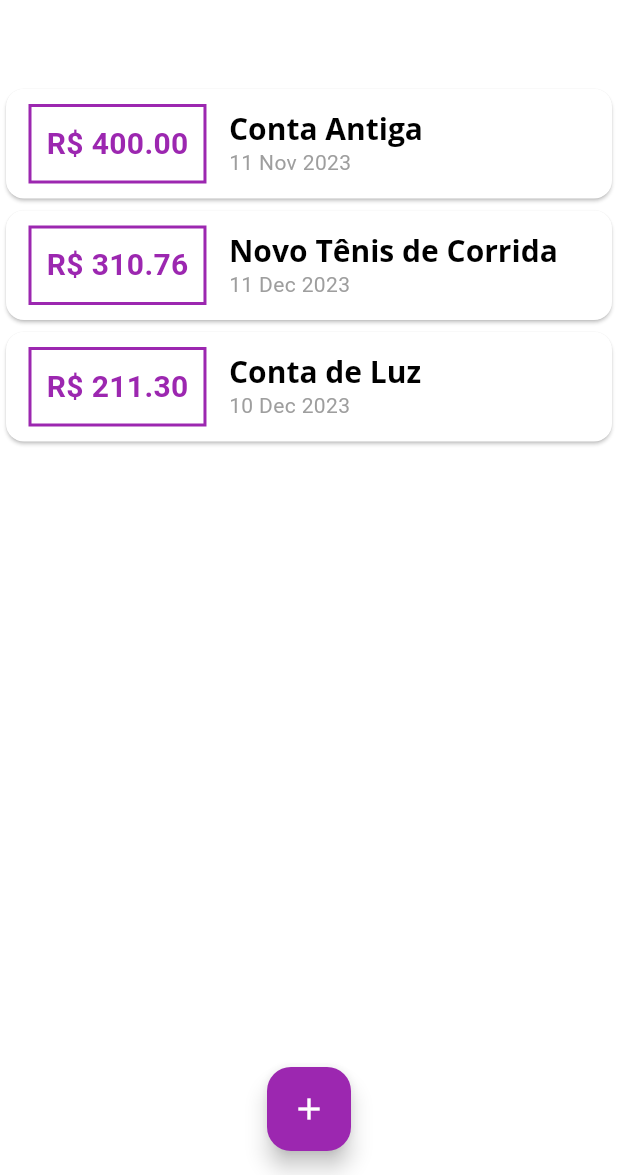
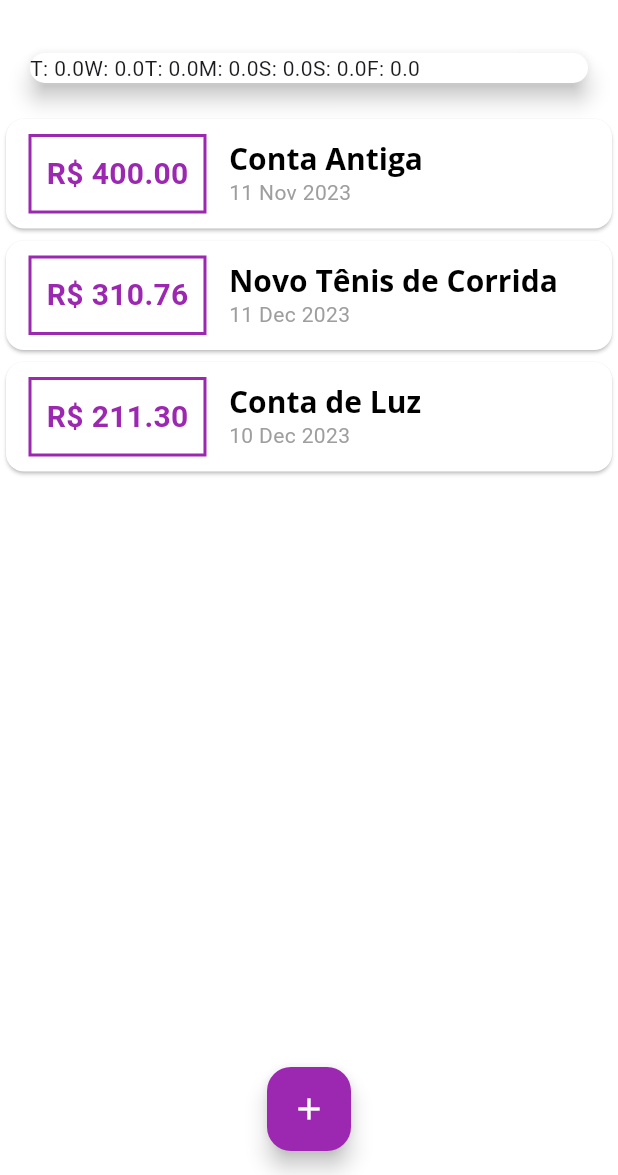
Before and after one commit to beto-luis/expenses, a Flutter app: the screen it shows after launch, on a phone screen of 412 x 824 dp, the part 61-1236 px from its top. Run offline on Flutter 3.47's test engine with Material 3 defaults, Android fonts, the phone set to English and light mode, and no system bars.

Commit message:
Iniciando o ChartBar

```diff
--- a/lib/components/chart.dart
+++ b/lib/components/chart.dart
@@ -9,7 +9,8 @@ class Chart extends StatelessWidget {
 
   List<Map<String, Object>> get groupedTransaction {
     return List.generate(7, (index) {
-      final weekDay = DateTime.now().subtract(Duration(days: index));
+      final weekDay = DateTime.now().subtract(Duration(days: index),
+      );
 
       double totalSum = 0.0;
 
@@ -23,9 +24,6 @@ class Chart extends StatelessWidget {
         }
       }
 
-      print(DateFormat.E().format(weekDay)[0]);
-      print(totalSum);
-
       return {
         'day': DateFormat.E().format(weekDay)[0],
         'value': totalSum,
@@ -36,11 +34,12 @@ class Chart extends StatelessWidget {
   @override
   Widget build(BuildContext context) {
     groupedTransaction;
-    return const Card(
+    return Card(
       elevation: 6,
-      margin: EdgeInsets.all(20),
+      margin: const EdgeInsets.all(20),
       child: Row(
-        children: <Widget>[],
+        children: groupedTransaction.map((tr) =>
+        Text('${tr['day']}: ${tr['value']}')).toList(),
       ),
     );
   }
```
Also changed, not shown: lib/components/chart_bar.dart (added, +12 -0 lines).
